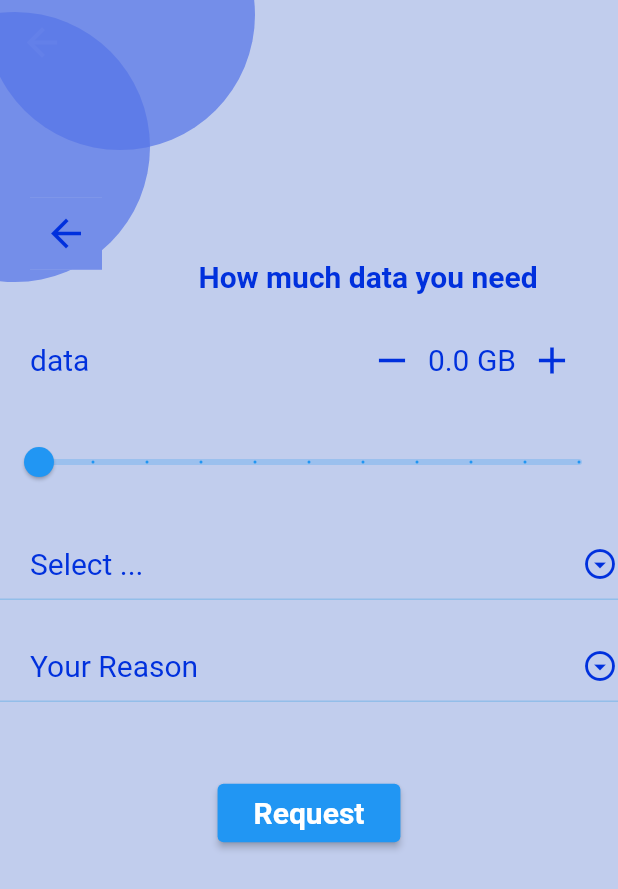
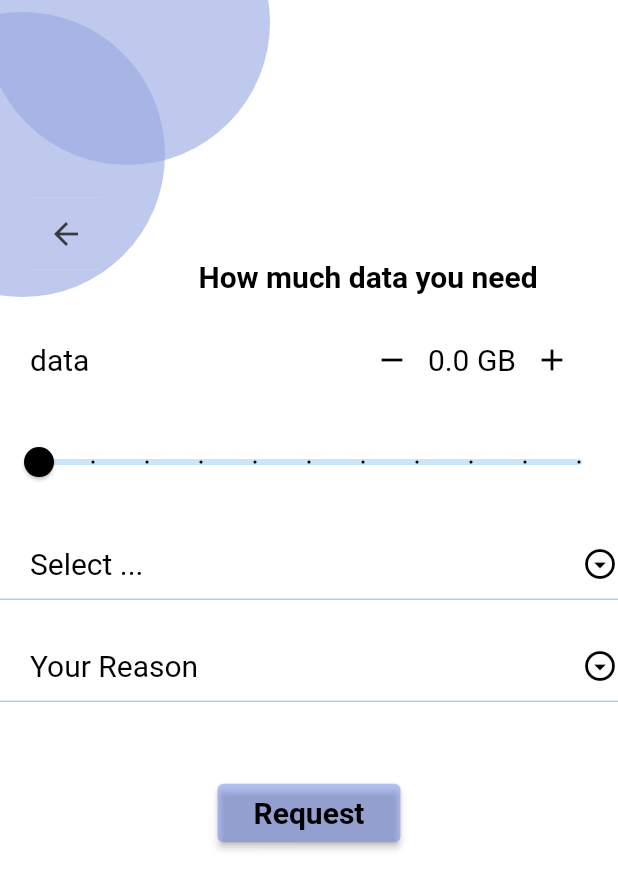
Before and after one commit to bakhadher852/Date_Alkhair_FYP, a Flutter app: the HomePage screen opened directly with empty values, after a tap on "Request data", on a phone screen of 412 x 824 dp. Shown: the top 889 px of the screen. Run offline on Flutter 3.47's test engine with Material 2 defaults, Android fonts, the phone set to English and light mode, and no system bars; our stand-ins replace image_picker.

Commit message:
final one

```diff
--- a/lib/screen/Home_page.dart
+++ b/lib/screen/Home_page.dart
@@ -21,6 +21,7 @@ class _HomePageState extends State<HomePage> {
   Widget build(BuildContext context) {
     //geting the username from the signup page
     final UserName = ModalRoute.of(context)!.settings.arguments as String;
+
     final height = MediaQuery.of(context).size.height;
     final width = MediaQuery.of(context).size.width;
     return Stack(children: [
@@ -28,7 +29,7 @@ class _HomePageState extends State<HomePage> {
         backgroundColor: Theme.of(context).canvasColor,
         appBar: AppBar(
           //to change the background color of back button to disappear
-          iconTheme: IconThemeData(color: Color.fromARGB(0, 170, 187, 250)),
+          // iconTheme: IconThemeData(color: Color.fromARGB(0, 170, 187, 250)),
           bottom: PreferredSize(
               preferredSize: Size.fromHeight(height * 0.27),
               child: SizedBox(
@@ -51,7 +52,7 @@ class _HomePageState extends State<HomePage> {
                               style: TextStyle(
                                 fontSize: 25,
                                 fontWeight: FontWeight.w600,
-                                color: Color.fromARGB(182, 255, 255, 255),
+                                color: Theme.of(context).primaryColorDark,
                               ),
                             ),
                           ),
@@ -59,11 +60,14 @@ class _HomePageState extends State<HomePage> {
                       ),
                       Row(
                         children: [
-                          const Icon(Icons.star),
+                          Icon(Icons.star),
                           Text(
                             '0',
                             style: Theme.of(context).textTheme.labelMedium,
-                          )
+                          ),
+                          SizedBox(
+                            width: 30,
+                          ),
                         ],
                       )
                     ]),
@@ -126,14 +130,10 @@ class _HomePageState extends State<HomePage> {
                       },
                       child: Text(
                         'Donate data',
-                        style: TextStyle(
-                          fontSize: 20,
-                          fontWeight: FontWeight.w600,
-                          color: Color(0xff0030DD),
-                        ),
+                        style: Theme.of(context).textTheme.headline2,
                       ),
                       style: ElevatedButton.styleFrom(
-                        backgroundColor: Color(0xff8FA4ED),
+                        backgroundColor: Theme.of(context).backgroundColor,
                         fixedSize: Size(width * 0.75, height * 0.08),
                         alignment: Alignment.center,
                         elevation: 5,
@@ -148,14 +148,10 @@ class _HomePageState extends State<HomePage> {
                       },
                       child: Text(
                         'Request data',
-                        style: TextStyle(
-                          fontSize: 20,
-                          fontWeight: FontWeight.w600,
-                          color: Color(0xff0030DD),
-                        ),
+                        style: Theme.of(context).textTheme.headline2,
                       ),
                       style: ElevatedButton.styleFrom(
-                        backgroundColor: Color(0xff8FA4ED),
+                        backgroundColor: Theme.of(context).backgroundColor,
                         fixedSize: Size(width * 0.75, height * 0.08),
                         alignment: Alignment.center,
                         elevation: 5,
@@ -170,14 +166,10 @@ class _HomePageState extends State<HomePage> {
                       },
                       child: Text(
                         'My History',
-                        style: TextStyle(
-                          fontSize: 20,
-                          fontWeight: FontWeight.w600,
-                          color: Color(0xff0030DD),
-                        ),
+                        style: Theme.of(context).textTheme.headline2,
                       ),
                       style: ElevatedButton.styleFrom(
-                        backgroundColor: Color(0xff8FA4ED),
+                        backgroundColor: Theme.of(context).backgroundColor,
                         fixedSize: Size(width * 0.75, height * 0.08),
                         alignment: Alignment.center,
                         elevation: 5,
@@ -197,7 +189,7 @@ class _HomePageState extends State<HomePage> {
         top: -80,
         left: -10,
         child: CircleAvatar(
-          backgroundColor: Color.fromARGB(163, 170, 187, 250),
+          backgroundColor: Color.fromARGB(158, 152, 168, 226),
           radius: 95,
         ),
       ),
@@ -205,7 +197,7 @@ class _HomePageState extends State<HomePage> {
         top: 8,
         left: -80,
         child: CircleAvatar(
-          backgroundColor: Color.fromARGB(163, 170, 187, 250),
+          backgroundColor: Color.fromARGB(158, 152, 168, 226),
           radius: 95,
         ),
       ),
--- a/lib/screen/RequestPage.dart
+++ b/lib/screen/RequestPage.dart
@@ -54,7 +54,7 @@ class _RequestPageState extends State<RequestPage> {
       return;
     }
     ScaffoldMessenger.of(context).showSnackBar(const SnackBar(
-      backgroundColor: Colors.blue,
+      backgroundColor: Color.fromARGB(158, 152, 168, 226),
       content: Text(
         'Request Successful...',
         style: TextStyle(fontWeight: FontWeight.bold, fontSize: 17),
@@ -72,7 +72,7 @@ class _RequestPageState extends State<RequestPage> {
       Scaffold(
         appBar: AppBar(
           elevation: 0,
-          backgroundColor: const Color(0xffC1CDED),
+          backgroundColor: Theme.of(context).canvasColor,
         ),
         body: ListView(
           children: [
@@ -80,7 +80,7 @@ class _RequestPageState extends State<RequestPage> {
               height: height * 0.21 - AppbarHeight,
             ),
             Container(
-              color: const Color(0xffC1CDED),
+              color: Theme.of(context).canvasColor,
               height: height * 0.77 - AppbarHeight,
               width: width,
               child: Column(
@@ -96,7 +96,7 @@ class _RequestPageState extends State<RequestPage> {
                           style: TextStyle(
                             fontSize: 20,
                             fontWeight: FontWeight.bold,
-                            color: Color(0xff0030DD),
+                            color: Theme.of(context).primaryColorDark,
                           ),
                         ),
                       )
@@ -108,10 +108,12 @@ class _RequestPageState extends State<RequestPage> {
                       //data + icons
                       mainAxisAlignment: MainAxisAlignment.spaceBetween,
                       children: [
-                        const Text(
+                        Text(
                           'data',
-                          style:
-                              TextStyle(fontSize: 20, color: Color(0xff0030DD)),
+                          style: TextStyle(
+                            fontSize: 20,
+                            color: Theme.of(context).primaryColorDark,
+                          ),
                         ),
                         Row(
                           //has the add and minus icons
@@ -123,15 +125,17 @@ class _RequestPageState extends State<RequestPage> {
                                   _currentSliderValue -= 0.5;
                                 });
                               },
-                              icon: const Icon(
+                              icon: Icon(
                                 Icons.remove,
-                                color: Color(0xff0030DD),
+                                color: Theme.of(context).primaryColorDark,
                               ),
                             ),
                             Text(
                               '$_currentSliderValue GB',
-                              style: const TextStyle(
-                                  fontSize: 20, color: Color(0xff0030DD)),
+                              style: TextStyle(
+                                fontSize: 20,
+                                color: Theme.of(context).primaryColorDark,
+                              ),
                             ),
                             IconButton(
                               onPressed: () {
@@ -140,9 +144,9 @@ class _RequestPageState extends State<RequestPage> {
                                   _currentSliderValue += 0.5;
                                 });
                               },
-                              icon: const Icon(
+                              icon: Icon(
                                 Icons.add,
-                                color: Color(0xff0030DD),
+                                color: Theme.of(context).primaryColorDark,
                               ),
                             )
                           ],
@@ -152,7 +156,7 @@ class _RequestPageState extends State<RequestPage> {
                   ),
                   Slider(
                     label: _currentSliderValue.toString(),
-                    activeColor: Colors.blue,
+                    activeColor: Theme.of(context).primaryColorDark,
                     value: _currentSliderValue,
                     onChanged: (value) {
                       setState(() {
@@ -173,17 +177,21 @@ class _RequestPageState extends State<RequestPage> {
                         ),
                       ),
                     ),
-                    hint: const Padding(
+                    hint: Padding(
                       padding: EdgeInsets.symmetric(horizontal: 20),
                       child: Text(
                         'Select ...',
-                        style:
-                            TextStyle(fontSize: 20, color: Color(0xff0030DD)),
+                        style: TextStyle(
+                          fontSize: 20,
+                          color: Theme.of(context).primaryColorDark,
+                        ),
                       ),
                     ),
                     elevation: 20,
-                    icon: const Icon(Icons.arrow_drop_down_circle_outlined,
-                        color: Color(0xff0030DD)),
+                    icon: Icon(
+                      Icons.arrow_drop_down_circle_outlined,
+                      color: Theme.of(context).primaryColorDark,
+                    ),
                     items: CompanyName.map<DropdownMenuItem<String>>((value) {
                       return DropdownMenuItem<String>(
                         value: value,
@@ -191,8 +199,10 @@ class _RequestPageState extends State<RequestPage> {
                           padding: const EdgeInsets.symmetric(horizontal: 15),
                           child: Text(
                             value,
-                            style: const TextStyle(
-                                fontSize: 20, color: Color(0xff0030DD)),
+                            style: TextStyle(
+                              fontSize: 20,
+                              color: Theme.of(context).primaryColorDark,
+                            ),
                           ),
                         ),
                       );
@@ -212,17 +222,21 @@ class _RequestPageState extends State<RequestPage> {
                         ),
                       ),
                     ),
-                    hint: const Padding(
+                    hint: Padding(
                       padding: EdgeInsets.symmetric(horizontal: 20),
                       child: Text(
                         'Your Reason',
-                        style:
-                            TextStyle(fontSize: 20, color: Color(0xff0030DD)),
+                        style: TextStyle(
+                          fontSize: 20,
+                          color: Theme.of(context).primaryColorDark,
+                        ),
                       ),
                     ),
                     elevation: 20,
-                    icon: const Icon(Icons.arrow_drop_down_circle_outlined,
-                        color: Color(0xff0030DD)),
+                    icon: Icon(
+                      Icons.arrow_drop_down_circle_outlined,
+                      color: Theme.of(context).primaryColorDark,
+                    ),
                     items: ReasonsList.map<DropdownMenuItem<String>>((value) {
                       return DropdownMenuItem<String>(
                         value: value,
@@ -230,8 +244,10 @@ class _RequestPageState extends State<RequestPage> {
                           padding: const EdgeInsets.symmetric(horizontal: 15),
                           child: Text(
                             value,
-                            style: const TextStyle(
-                                fontSize: 23, color: Color(0xff0030DD)),
+                            style: TextStyle(
+                              fontSize: 23,
+                              color: Theme.of(context).primaryColorDark,
+                            ),
                           ),
                         ),
                       );
@@ -242,21 +258,24 @@ class _RequestPageState extends State<RequestPage> {
                       });
                     },
                   ),
-                  const SizedBox(
+                  SizedBox(
                     height: 50,
                   ),
                   ElevatedButton(
+                    style: ElevatedButton.styleFrom(
+                      backgroundColor: Theme.of(context).backgroundColor,
+                    ),
                     onPressed: () {
                       validateUserInput(context);
                     },
-                    child: const Padding(
+                    child: Padding(
                       padding: EdgeInsets.all(8.0),
                       child: Text(
                         'Request',
                         style: TextStyle(
                           fontSize: 20,
                           fontWeight: FontWeight.bold,
-                          color: Colors.white,
+                          color: Theme.of(context).primaryColorDark,
                         ),
                       ),
                     ),
@@ -272,16 +291,16 @@ class _RequestPageState extends State<RequestPage> {
         left: -10,
         //right: ,
         child: CircleAvatar(
-          backgroundColor: Color.fromARGB(184, 86, 117, 231),
-          radius: 90,
+          backgroundColor: Color.fromARGB(158, 152, 168, 226),
+          radius: 95,
         ),
       ),
       const Positioned(
         top: 8,
         left: -80,
         child: CircleAvatar(
-          backgroundColor: Color.fromARGB(184, 86, 117, 231),
-          radius: 90,
+          backgroundColor: Color.fromARGB(158, 152, 168, 226),
+          radius: 95,
         ),
       ),
       Positioned(
@@ -289,14 +308,14 @@ class _RequestPageState extends State<RequestPage> {
           left: 20,
           child: Material(
             child: Container(
-              color: Color.fromARGB(184, 86, 117, 231),
+              color: Color.fromARGB(158, 152, 168, 226),
               child: IconButton(
                 style: ElevatedButton.styleFrom(),
                 onPressed: () {
                   Navigator.of(context).pop();
                 },
                 icon: Icon(Icons.arrow_back),
-                color: Color(0xff0030DD),
+                color: Theme.of(context).buttonColor,
               ),
             ),
           ))
--- a/lib/widget/ProfilePhoto.dart
+++ b/lib/widget/ProfilePhoto.dart
@@ -34,7 +34,7 @@ class _ProfilePhotoState extends State<ProfilePhoto> {
 
   @override
   Widget build(BuildContext context) {
-    final color = Theme.of(context).colorScheme.primary;
+    final color = Theme.of(context).backgroundColor;
 
     return Center(
       child: Stack(
```
Also changed, not shown: lib/main.dart (+27 -9 lines), lib/screen/History.dart (+19 -6 lines), lib/screen/donatePage.dart (+8 -8 lines), lib/screen/login.dart (+11 -22 lines), lib/screen/signUp.dart (+11 -8 lines).
